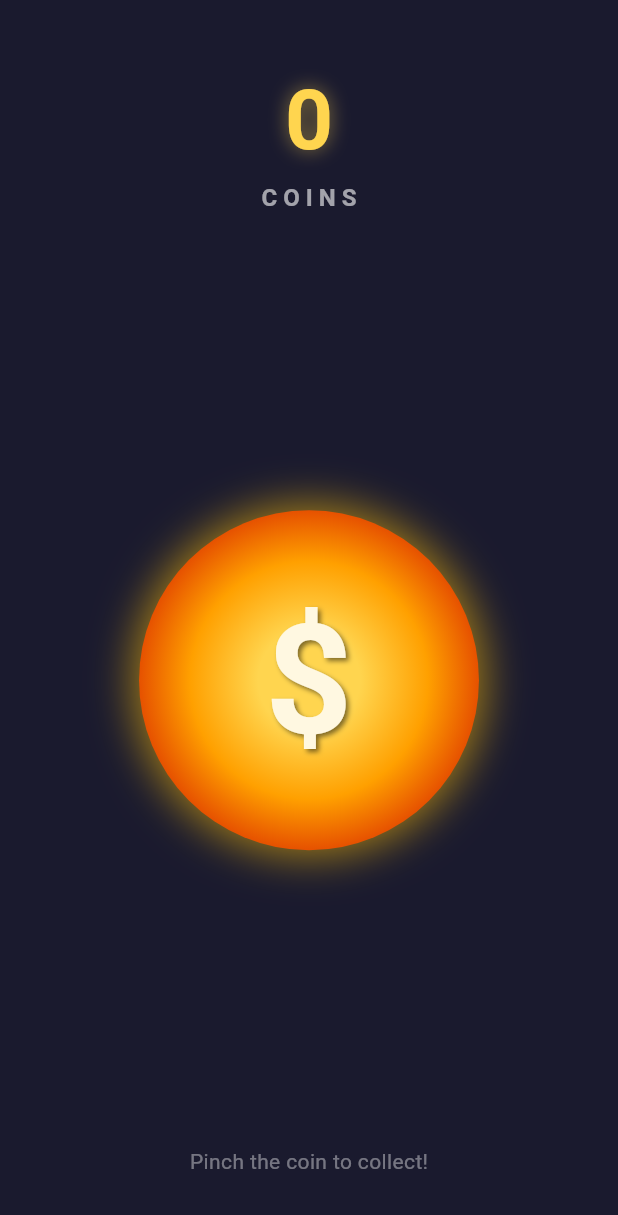
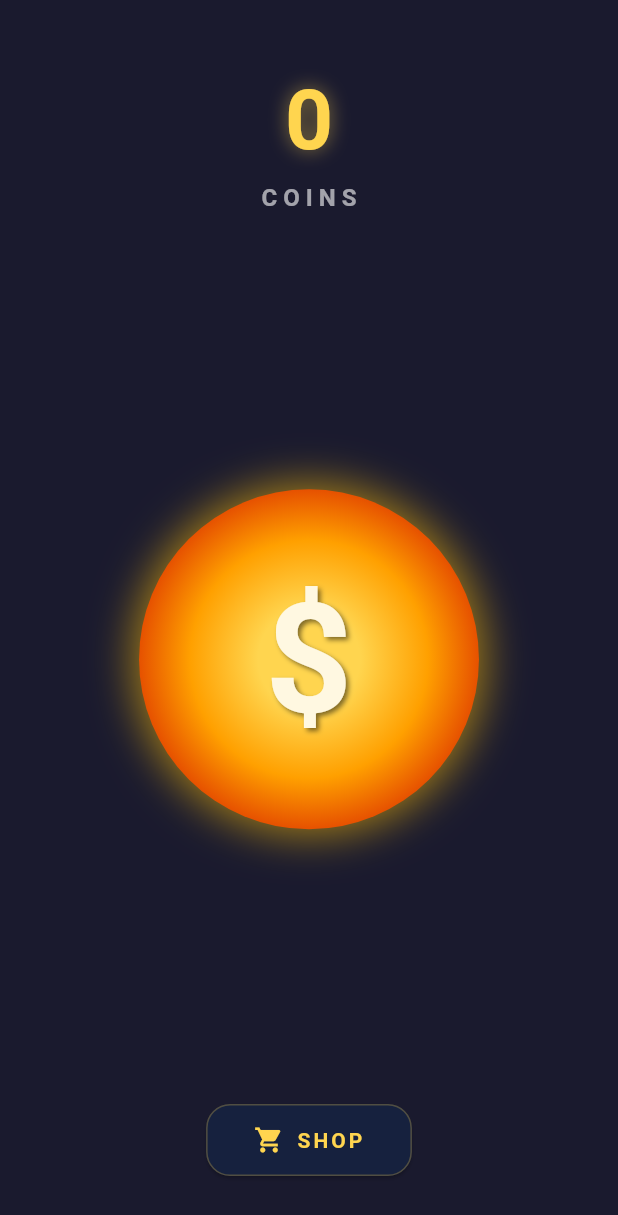
Before and after one commit to YABX-Brusk/coin-pincher, a Flutter app: the screen it shows after launch, on a phone screen of 412 x 824 dp. Shown: the top 1215 px of the screen. Run offline on Flutter 3.47's test engine with Material 3 defaults, Android fonts, the phone set to English and light mode, and no system bars; our stand-ins replace audioplayers, shared_preferences.

Commit message:
Implement Phase 3: auto-clicker shop system
- AutoClickerTier model with 5 upgrade tiers (1-100 coins/sec)
- Shop bottom sheet with tier cards showing owned/next/locked states
- Purchase logic deducts coins and upgrades coins/sec
- Floating "+X" text animates above coin each second
- Coins/sec indicator below counter on home screen
- SHOP button at bottom of home screen
- TESTING.md with 3 testing modes (Windows, Emulator, Physical device)

Co-Authored-By: Claude Opus 4.6 <noreply@anthropic.com>

```diff
--- a/lib/screens/home_screen.dart
+++ b/lib/screens/home_screen.dart
@@ -1,10 +1,50 @@
+import 'dart:async';
 import 'package:flutter/material.dart';
 import 'package:provider/provider.dart';
 import '../providers/game_provider.dart';
 import '../widgets/coin_widget.dart';
+import '../widgets/floating_text.dart';
+import '../widgets/shop_bottom_sheet.dart';
 
-class HomeScreen extends StatelessWidget {
+class HomeScreen extends StatefulWidget {
   const HomeScreen({super.key});
+
+  @override
+  State<HomeScreen> createState() => _HomeScreenState();
+}
+
+class _HomeScreenState extends State<HomeScreen> {
+  final List<int> _floatingTexts = [];
+  int _floatingKey = 0;
+  Timer? _floatingTimer;
+  int _lastCoinsPerSecond = 0;
+
+  @override
+  void didChangeDependencies() {
+    super.didChangeDependencies();
+    final cps = context.read<GameProvider>().coinsPerSecond;
+    if (cps != _lastCoinsPerSecond) {
+      _lastCoinsPerSecond = cps;
+      _syncFloatingTimer(cps);
+    }
+  }
+
+  void _syncFloatingTimer(int coinsPerSecond) {
+    _floatingTimer?.cancel();
+    if (coinsPerSecond > 0) {
+      _floatingTimer = Timer.periodic(const Duration(seconds: 1), (_) {
+        setState(() {
+          _floatingTexts.add(_floatingKey++);
+        });
+      });
+    }
+  }
+
+  @override
+  void dispose() {
+    _floatingTimer?.cancel();
+    super.dispose();
+  }
 
   @override
   Widget build(BuildContext context) {
@@ -17,6 +57,13 @@ class HomeScreen extends StatelessWidget {
             // Coin counter
             Consumer<GameProvider>(
               builder: (context, game, _) {
+                // Sync timer when coinsPerSecond changes
+                if (game.coinsPerSecond != _lastCoinsPerSecond) {
+                  _lastCoinsPerSecond = game.coinsPerSecond;
+                  WidgetsBinding.instance.addPostFrameCallback((_) {
+                    _syncFloatingTimer(game.coinsPerSecond);
+                  });
+                }
                 return Column(
                   children: [
                     Text(
@@ -42,24 +89,73 @@ class HomeScreen extends StatelessWidget {
                         letterSpacing: 4,
                       ),
                     ),
+                    if (game.coinsPerSecond > 0)
+                      Padding(
+                        padding: const EdgeInsets.only(top: 4),
+                        child: Text(
+                          '${game.coinsPerSecond} coins/sec',
+                          style: const TextStyle(
+                            fontSize: 14,
+                            color: Color(0xFF81C784),
+                          ),
+                        ),
+                      ),
                   ],
                 );
               },
             ),
-            // Coin in center
-            const Expanded(
+            // Coin in center with floating text overlay
+            Expanded(
               child: Center(
-                child: CoinWidget(),
+                child: Stack(
+                  alignment: Alignment.center,
+                  clipBehavior: Clip.none,
+                  children: [
+                    const CoinWidget(),
+                    // Floating +X texts from auto-clicker
+                    ..._floatingTexts.map((key) {
+                      final cps = context.read<GameProvider>().coinsPerSecond;
+                      return Positioned(
+                        top: -20,
+                        key: ValueKey(key),
+                        child: FloatingText(
+                          amount: cps,
+                          onComplete: () {
+                            setState(() {
+                              _floatingTexts.remove(key);
+                            });
+                          },
+                        ),
+                      );
+                    }),
+                  ],
+                ),
               ),
             ),
-            // Hint text
-            const Padding(
-              padding: EdgeInsets.only(bottom: 40),
-              child: Text(
-                'Pinch the coin to collect!',
-                style: TextStyle(
-                  fontSize: 14,
-                  color: Color(0x66FFFFFF),
+            // Shop button
+            Padding(
+              padding: const EdgeInsets.only(bottom: 40),
+              child: ElevatedButton.icon(
+                onPressed: () => ShopBottomSheet.show(context),
+                icon: const Icon(Icons.shopping_cart, size: 20),
+                label: const Text(
+                  'SHOP',
+                  style: TextStyle(
+                    fontWeight: FontWeight.bold,
+                    letterSpacing: 2,
+                  ),
+                ),
+                style: ElevatedButton.styleFrom(
+                  backgroundColor: const Color(0xFF16213E),
+                  foregroundColor: const Color(0xFFFFD54F),
+                  padding:
+                      const EdgeInsets.symmetric(horizontal: 32, vertical: 14),
+                  shape: RoundedRectangleBorder(
+                    borderRadius: BorderRadius.circular(16),
+                    side: const BorderSide(
+                      color: Color(0x40FFD54F),
+                    ),
+                  ),
                 ),
               ),
             ),
```
Also changed, not shown: lib/models/auto_clicker_tier.dart (added, +26 -0 lines), lib/widgets/floating_text.dart (added, +90 -0 lines), lib/widgets/shop_bottom_sheet.dart (added, +242 -0 lines), 1 other file.
